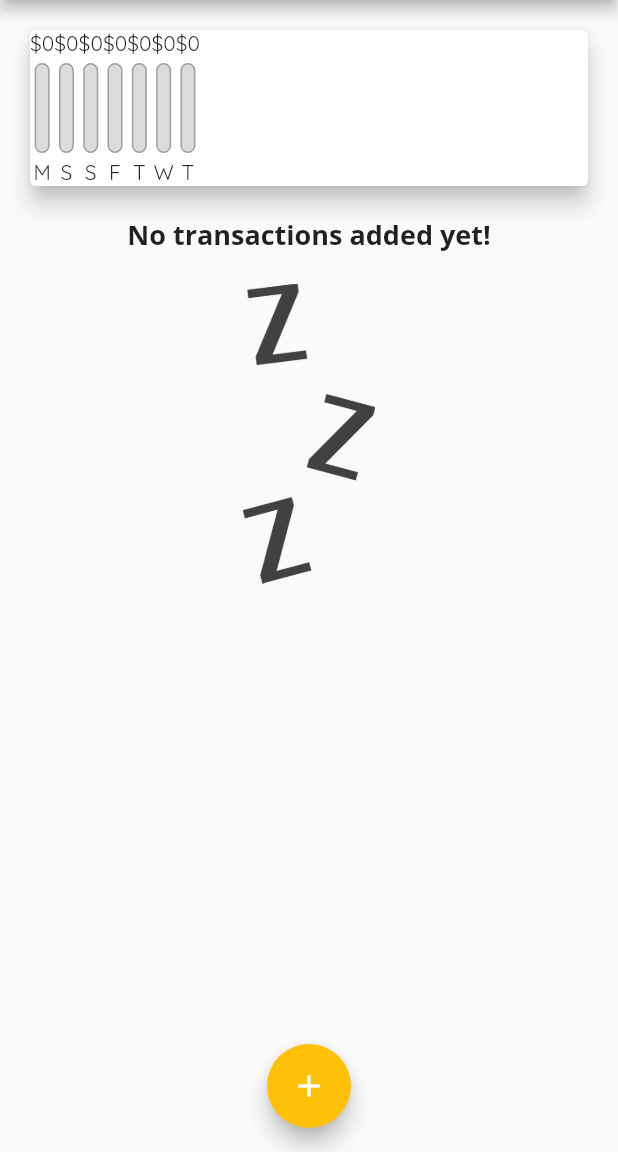
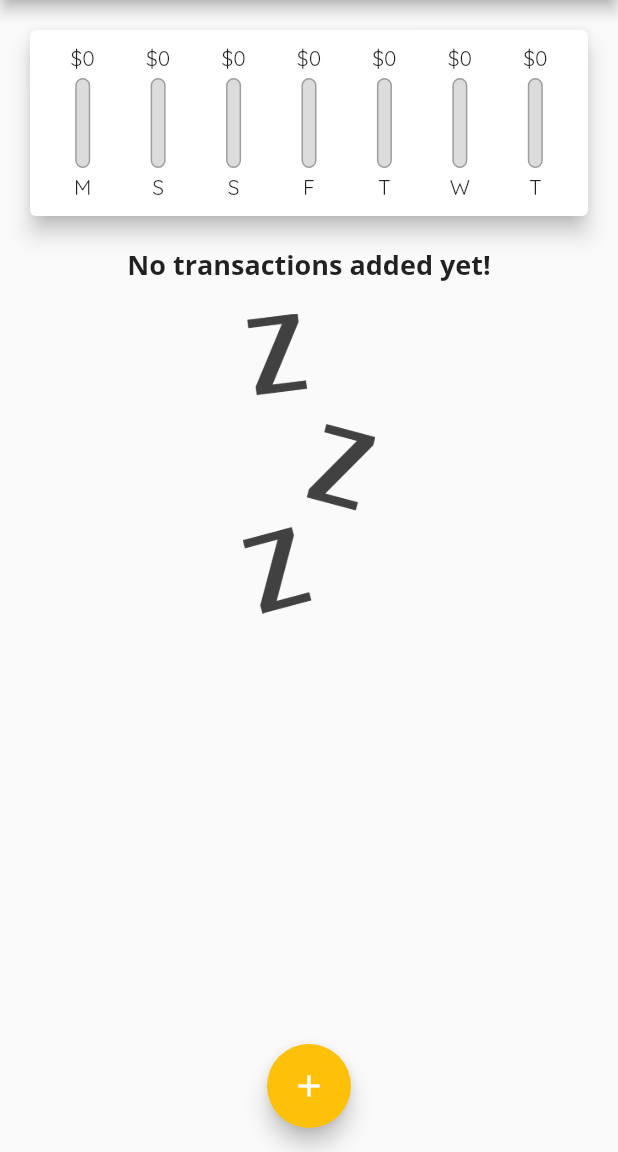
Before and after one commit to elfgodd/Flutter-Dart-The-Complete-Guide-2022-Edition, a Flutter app: the screen it shows after launch, on a phone screen of 412 x 824 dp, the part 84-1236 px from its top. Run offline on Flutter 3.47's test engine with Material 2 defaults, Android fonts, the phone set to English and light mode, and no system bars.

Commit message:
Finishing the Chart Bars

```diff
--- a/03-expenses-app/expensesapp/lib/widgets/chart.dart
+++ b/03-expenses-app/expensesapp/lib/widgets/chart.dart
@@ -42,15 +42,23 @@ class Chart extends StatelessWidget {
     return Card(
       elevation: 6,
       margin: EdgeInsets.all(20),
+      child: Padding(
+        padding: EdgeInsets.all(10),
         child: Row(
+          mainAxisAlignment: MainAxisAlignment.spaceAround,
           children: groupedTransactionValues.map((data) {
-          return ChartBar(
+            return Flexible(
+              fit: FlexFit.tight,
+              child: ChartBar(
                 (data['day'] as String),
                 (data['amount'] as double),
                 totalSpending == 0.0
                 ? 0.0
-            : (data['amount'] as double) / totalSpending);
+                : (data['amount'] as double) / totalSpending,
+              ),
+            );
           }).toList(),
+        ),
       ),
     );
   }
--- a/03-expenses-app/expensesapp/lib/widgets/chart_bar.dart
+++ b/03-expenses-app/expensesapp/lib/widgets/chart_bar.dart
@@ -15,8 +15,9 @@ class ChartBar extends StatelessWidget {
   @override
   Widget build(BuildContext context) {
     return Column(
-        children: <Widget>[
-          Text('\$${spendingAmount.toStringAsFixed(0)}'),
+      children: <Widget>[
+        FittedBox(
+            child: Text('\$${spendingAmount.toStringAsFixed(0)}')),
         SizedBox(height: 4),
         Container(
           height: 60,
```
Lines whose indentation alone changed are shown as unchanged.
